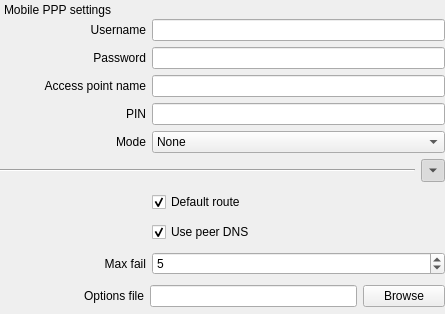
Before: the Qt Designer form sources/gui/src/mobilewidget.ui in arcan1s/netctl-gui, drawn with Qt 5.
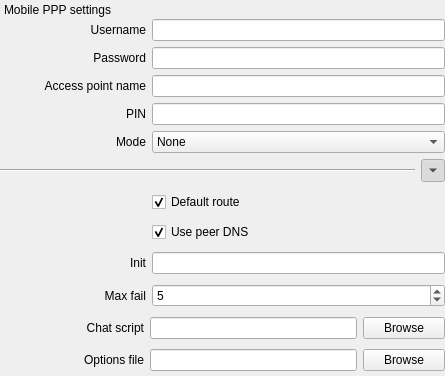
After: the same form once the commit is applied.

Patch:
```diff
--- a/sources/gui/src/mobilewidget.ui
+++ b/sources/gui/src/mobilewidget.ui
@@ -7,7 +7,7 @@
     <x>0</x>
     <y>0</y>
     <width>445</width>
-    <height>314</height>
+    <height>376</height>
    </rect>
   </property>
   <layout class="QVBoxLayout" name="verticalLayout">
@@ -319,6 +319,39 @@
             </item>
            </layout>
           </item>
+          <item>
+           <layout class="QHBoxLayout" name="layout_init">
+            <item>
+             <widget class="QLabel" name="label_init">
+              <property name="sizePolicy">
+               <sizepolicy hsizetype="Preferred" vsizetype="Preferred">
+                <horstretch>1</horstretch>
+                <verstretch>0</verstretch>
+               </sizepolicy>
+              </property>
+              <property name="text">
+               <string>Init</string>
+              </property>
+              <property name="alignment">
+               <set>Qt::AlignRight|Qt::AlignTrailing|Qt::AlignVCenter</set>
+              </property>
+             </widget>
+            </item>
+            <item>
+             <widget class="QLineEdit" name="lineEdit_init">
+              <property name="sizePolicy">
+               <sizepolicy hsizetype="Expanding" vsizetype="Fixed">
+                <horstretch>2</horstretch>
+                <verstretch>0</verstretch>
+               </sizepolicy>
+              </property>
+              <property name="toolTip">
+               <string>An initialization string sent to the modem before dialing</string>
+              </property>
+             </widget>
+            </item>
+           </layout>
+          </item>
           <item>
            <layout class="QHBoxLayout" name="layout_fail">
             <item>
@@ -358,6 +391,52 @@
             </item>
            </layout>
           </item>
+          <item>
+           <layout class="QHBoxLayout" name="layout_chat">
+            <item>
+             <widget class="QLabel" name="label_chat">
+              <property name="sizePolicy">
+               <sizepolicy hsizetype="Preferred" vsizetype="Preferred">
+                <horstretch>7</horstretch>
+                <verstretch>0</verstretch>
+               </sizepolicy>
+              </property>
+              <property name="text">
+               <string>Chat script</string>
+              </property>
+              <property name="alignment">
+               <set>Qt::AlignRight|Qt::AlignTrailing|Qt::AlignVCenter</set>
+              </property>
+             </widget>
+            </item>
+            <item>
+             <widget class="QLineEdit" name="lineEdit_chat">
+              <property name="sizePolicy">
+               <sizepolicy hsizetype="Expanding" vsizetype="Fixed">
+                <horstretch>10</horstretch>
+                <verstretch>0</verstretch>
+               </sizepolicy>
+              </property>
+              <property name="toolTip">
+               <string>Path to a chat file</string>
+              </property>
+             </widget>
+            </item>
+            <item>
+             <widget class="QPushButton" name="pushButton_chat">
+              <property name="sizePolicy">
+               <sizepolicy hsizetype="Minimum" vsizetype="Fixed">
+                <horstretch>4</horstretch>
+                <verstretch>0</verstretch>
+               </sizepolicy>
+              </property>
+              <property name="text">
+               <string>Browse</string>
+              </property>
+             </widget>
+            </item>
+           </layout>
+          </item>
           <item>
            <layout class="QHBoxLayout" name="layout_options">
             <item>
```
